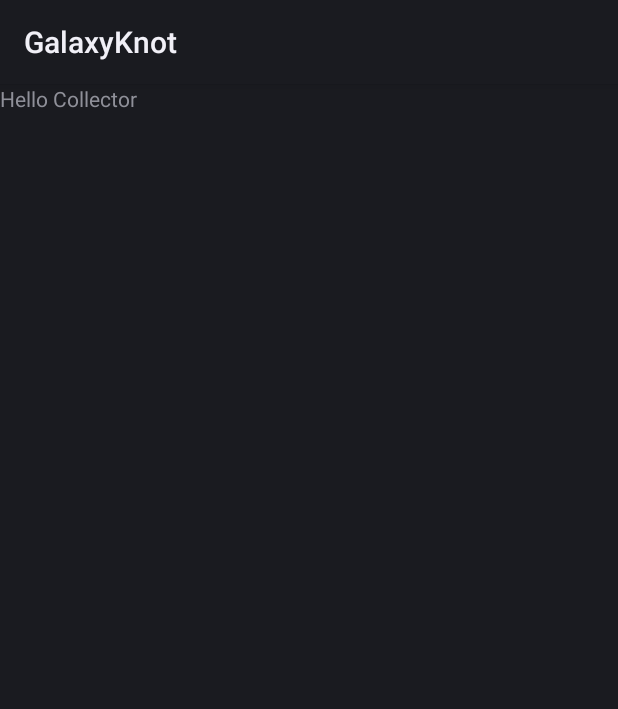
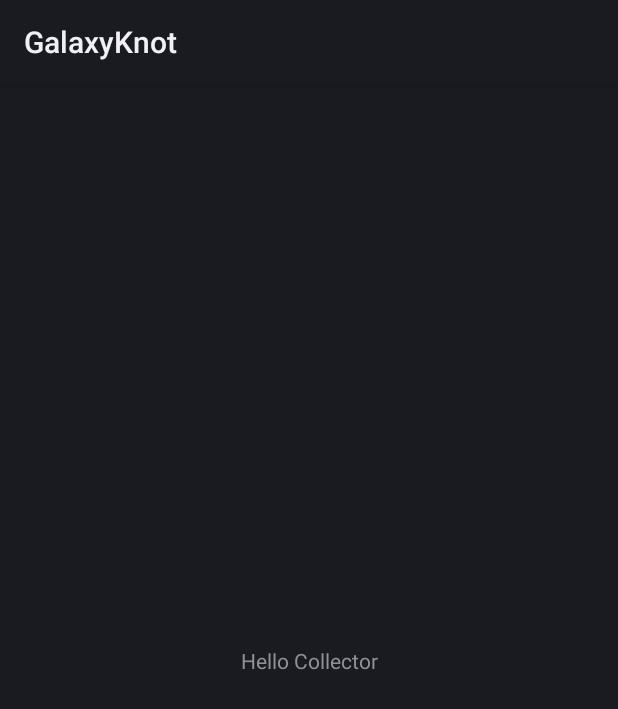
Before and after one commit to GalaxyKnockTrigger/GalaxyKnoTApp, an Android app: the fragment CollectorFragment shown on its own in the app's theme, on a phone screen of 412 x 824 dp. Shown: the top 709 px of the screen. Run offline under Robolectric (Android 15) with nearby library versions, the phone set to English and light mode, and no system bars; our stand-ins replace data binding.

Commit message:
Add Visibility Control code with data binding

```diff
--- a/app/src/main/res/layout/fragment_collector.xml
+++ b/app/src/main/res/layout/fragment_collector.xml
@@ -1,24 +1,35 @@
 <?xml version="1.0" encoding="utf-8"?>
 
-<layout>
+<layout
+    xmlns:android="http://schemas.android.com/apk/res/android"
+    xmlns:app="http://schemas.android.com/apk/res-auto"
+    xmlns:tools="http://schemas.android.com/tools">
     <data class="CollectorFragmentBinding">
-
+        <variable
+            name="frag"
+            type="com.capstone.galaxyknot.fragment.CollectorFragment" />
+        <variable
+            name="isClassifier"
+            type="androidx.databinding.ObservableBoolean"/>
+        <import
+            type="android.view.View"/>
     </data>
 
-    <FrameLayout
-        xmlns:android="http://schemas.android.com/apk/res/android"
-        xmlns:tools="http://schemas.android.com/tools"
+    <androidx.constraintlayout.widget.ConstraintLayout
         android:layout_width="match_parent"
         android:layout_height="match_parent"
-        tools:context=".fragment.CollectorFragment">
-
-        <!-- TODO: Update blank fragment layout -->
+        android:visibility="@{ !isClassifier ? View.VISIBLE : View.GONE}"
+        android:tag="@string/collector_tag">
         <TextView
-            android:layout_width="match_parent"
-            android:layout_height="match_parent"
-            android:text="@string/collector_fragment_str" />
-
-    </FrameLayout>
+            android:layout_width="wrap_content"
+            android:layout_height="wrap_content"
+            app:layout_constraintStart_toStartOf="parent"
+            app:layout_constraintEnd_toEndOf="parent"
+            app:layout_constraintTop_toTopOf="parent"
+            app:layout_constraintBottom_toBottomOf="parent"
+            android:text="@string/collector_fragment_str"
+            />
+    </androidx.constraintlayout.widget.ConstraintLayout>
 
 
 </layout>
```
